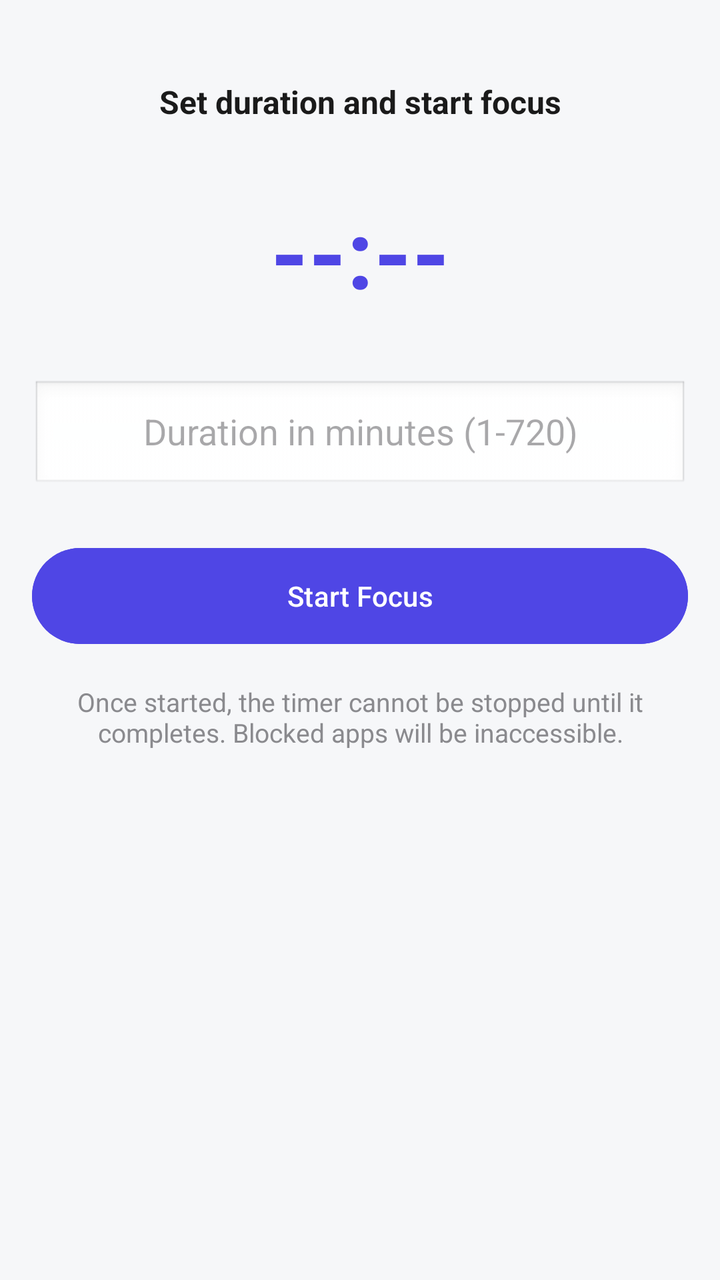
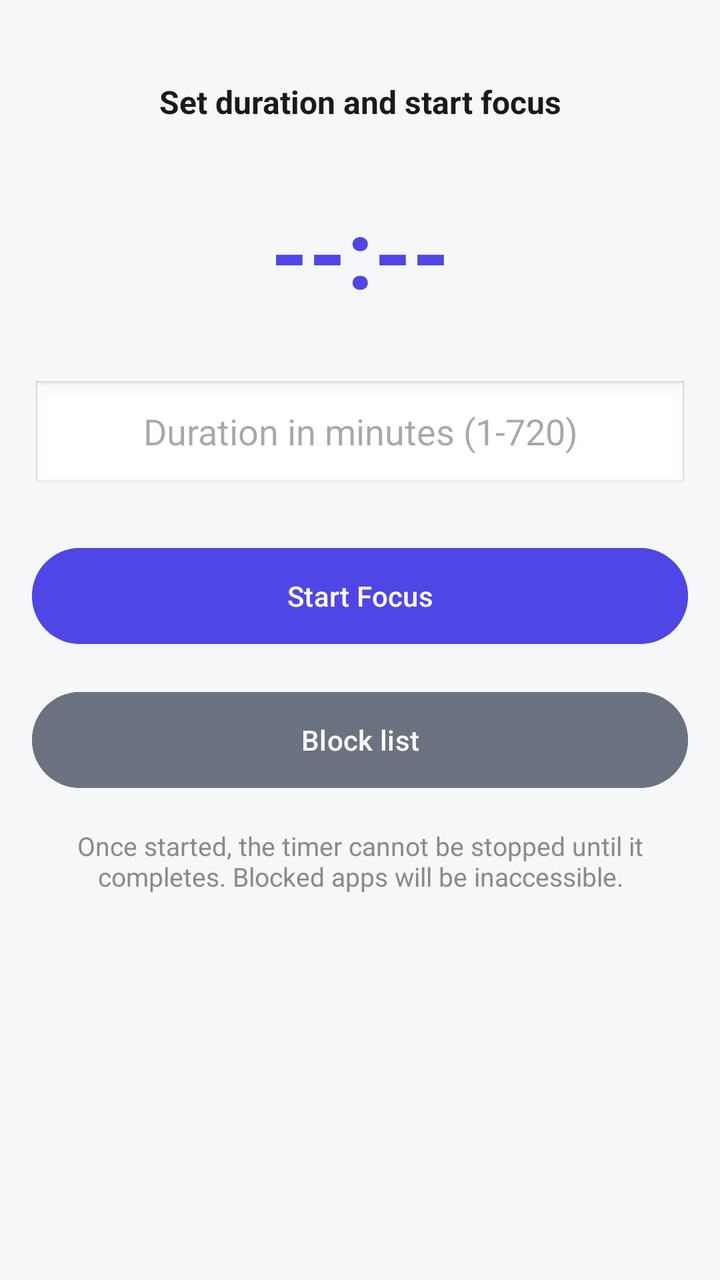

Two renders of the same Android screen: before a commit and after it. Below are the layout's source before the change and the commit's diff.
<!-- AndroidManifest.xml: application theme Theme.Zyvo -->
<!-- res/layout/activity_main.xml -->
<?xml version="1.0" encoding="utf-8"?>
<LinearLayout xmlns:android="http://schemas.android.com/apk/res/android"
    android:layout_width="match_parent"
    android:layout_height="match_parent"
    android:orientation="vertical"
    android:background="#F6F7F9"
    android:padding="16dp">

    <TextView
        android:id="@+id/statusText"
        android:layout_width="match_parent"
        android:layout_height="wrap_content"
        android:text="Set duration and start focus"
        android:textSize="16sp"
        android:textStyle="bold"
        android:textColor="#1A1A1A"
        android:gravity="center"
        android:layout_marginTop="24dp" />

    <TextView
        android:id="@+id/countdownText"
        android:layout_width="match_parent"
        android:layout_height="wrap_content"
        android:text="--:--"
        android:textSize="48sp"
        android:textStyle="bold"
        android:textColor="#4F46E5"
        android:gravity="center"
        android:layout_marginTop="32dp" />

    <EditText
        android:id="@+id/durationInput"
        android:layout_width="match_parent"
        android:layout_height="56dp"
        android:hint="Duration in minutes (1-720)"
        android:inputType="number"
        android:gravity="center"
        android:layout_marginTop="32dp"
        android:background="@android:drawable/edit_text" />

    <Button
        android:id="@+id/startBtn"
        android:layout_width="match_parent"
        android:layout_height="56dp"
        android:text="Start Focus"
        android:layout_marginTop="24dp"
        android:backgroundTint="#4F46E5"
        android:textColor="#FFFFFF" />

    <TextView
        android:layout_width="match_parent"
        android:layout_height="wrap_content"
        android:text="Once started, the timer cannot be stopped until it completes. Blocked apps will be inaccessible."
        android:textSize="13sp"
        android:textColor="#8A8A8E"
        android:gravity="center"
        android:layout_marginTop="16dp" />
</LinearLayout>
<!-- resources referenced by this layout -->
<resources>
  <style name="Theme.Zyvo" parent="Theme.Material3.DayNight.NoActionBar">
          <item name="colorPrimary">@color/accent</item>
          <item name="colorOnPrimary">@color/on_accent</item>
          <item name="android:statusBarColor">@color/bg</item>
          <item name="android:navigationBarColor">@color/bg</item>
      </style>
  <color name="accent">#4F46E5</color>
  <color name="on_accent">#FFFFFF</color>
  <color name="bg">#F6F7F9</color>
</resources>

<!-- the commit's change to res/layout/activity_main.xml (unified diff, before → after) -->
@@ -47,6 +47,15 @@
         android:backgroundTint="#4F46E5"
         android:textColor="#FFFFFF" />
 
+    <Button
+      android:id="@+id/pickerBtn"
+      android:layout_width="match_parent"
+      android:layout_height="56dp"
+      android:text="Block list"
+      android:layout_marginTop="16dp"
+      android:backgroundTint="#6B7280"
+      android:textColor="#FFFFFF" />
+
     <TextView
         android:layout_width="match_parent"
         android:layout_height="wrap_content"
